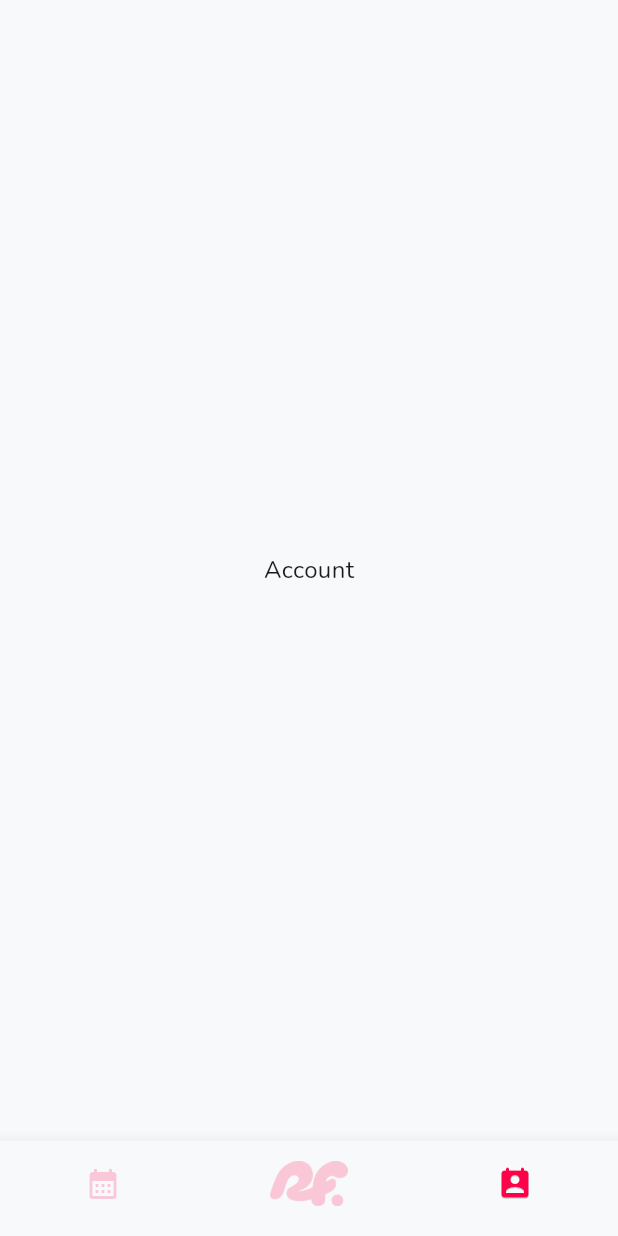
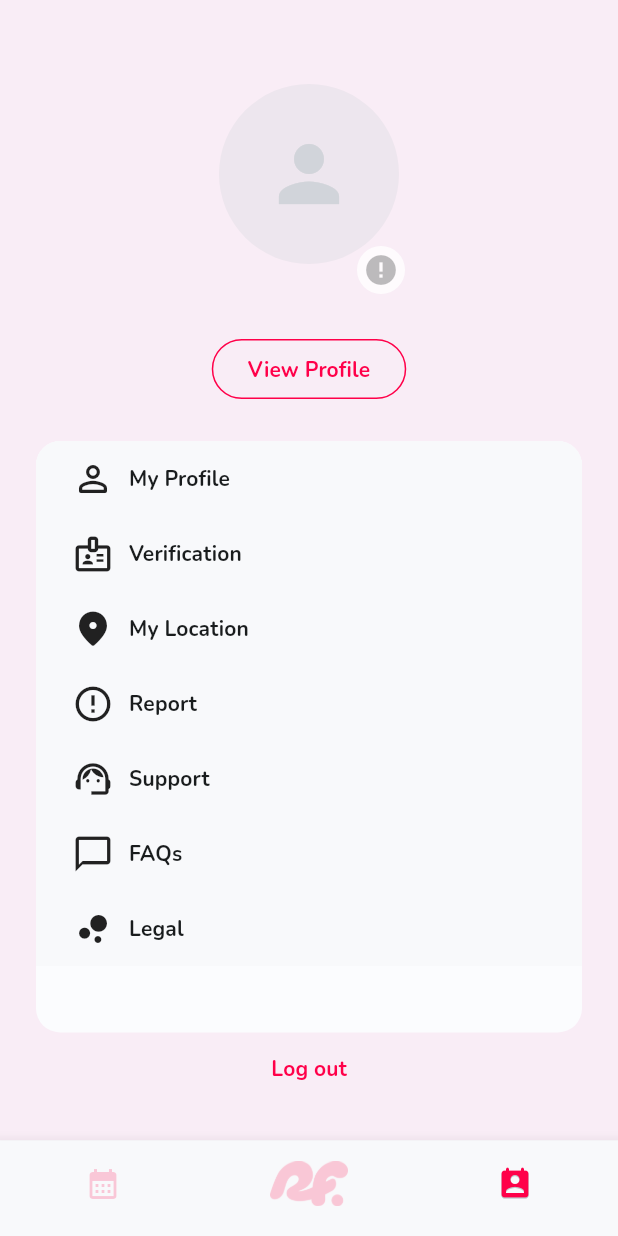
Before and after one commit to redflagsdating/rfd-app, a Flutter app: the PageHome screen opened directly, item 3 of the bottom bar chosen, on a phone screen of 412 x 824 dp. Run offline on Flutter 3.47's test engine with Material 3 defaults, Android fonts, the phone set to English and light mode, and no system bars; our stand-ins replace cloud_firestore, dots_indicator, dotted_border, email_validator, firebase_auth, firebase_core and 15 more; missing offline and left inert: app_settings, flutter_facebook_auth, flutter_flavor, flutter_idensic_mobile_sdk_plugin, textfield_tags; accounts and stored records are empty; generated files the repository leaves out were written again.

Commit message:
MVP-68 Added account setting page

```diff
--- a/lib/app.dart
+++ b/lib/app.dart
@@ -68,6 +68,7 @@ class App extends StatelessWidget {
               theme: ThemeData(
                 fontFamily: 'Nunito',
                 textTheme: typographyTheme,
+                splashColor: lightColorScheme.inversePrimary.withOpacity(0.1),
                 inputDecorationTheme: const InputDecorationTheme(
                   hintStyle: TextStyle(
                     fontStyle: FontStyle.italic,
@@ -78,6 +79,11 @@ class App extends StatelessWidget {
                 badgeTheme: BadgeThemeData(
                   textColor: lightColorScheme.onTertiary,
                   backgroundColor: darkColorScheme.tertiary,
+                ),
+                outlinedButtonTheme: OutlinedButtonThemeData(
+                  style: OutlinedButton.styleFrom(
+                    side: BorderSide(color: lightColorScheme.primary),
+                  ),
                 ),
                 floatingActionButtonTheme: FloatingActionButtonThemeData(
                   foregroundColor: lightColorScheme.onPrimary,
--- a/lib/l10n/intl_en.arb
+++ b/lib/l10n/intl_en.arb
@@ -28,7 +28,7 @@
   "month": "{count, plural, =1{month} other{months}}",
   "year": "{count, plural, =1{year} other{years}}",
   "nonBinary": "Non-Binary",
-  "signOut": "Sign out",
+  "logout": "Log out",
   "brandName": "Red Flags",
   "brandTagLine": "Real talk",
   "termOfService": "Terms of Service",
@@ -126,5 +126,13 @@
   "pgRealTalkBody": "Be real, be vulnerable, be your true self.",
   "pgRedFlagsHeadline": "What are your red flags?",
   "pgGreenFlagsHeadline": "What are your green flags?",
-  "pgSelectFlagsBody": "Add or select from the list up to 3 maximum"
+  "pgSelectFlagsBody": "Add or select from the list up to 3 maximum",
+  "pgAccountViewProfileBtn": "View Profile",
+  "pgAccountMenuProfile": "My Profile",
+  "pgAccountMenuVerify": "Verification",
+  "pgAccountMenuLocation": "My Location",
+  "pgAccountMenuReport": "Report",
+  "pgAccountMenuSupport": "Support",
+  "pgAccountMenuFaq": "FAQs",
+  "pgAccountMenuLegal": "Legal"
 }
--- /dev/null
+++ b/lib/mixins/mixin_file.dart
@@ -0,0 +1,21 @@
+import 'dart:io';
+
+import 'package:path_provider/path_provider.dart';
+
+mixin MixinFile {
+  /// Create a `File` object in the directory [getApplicationDocumentsDirectory]
+  /// based on the [relativePath]
+  ///
+  /// Example:
+  /// - `createFile('images/3hVk8keNCAUJ9UmKVh7OqGl13iI3/photo.jpg')`
+  Future<File> createFileObject(String relativePath) async {
+    final appDocDir = await getApplicationDocumentsDirectory();
+    final file = File('${appDocDir.path}/$relativePath');
+
+    if (!await file.exists()) {
+      await file.create(recursive: true);
+    }
+
+    return file;
+  }
+}
--- /dev/null
+++ b/lib/pages/page_account_settings.dart
@@ -0,0 +1,214 @@
+import 'dart:io';
+
+import 'package:flutter/material.dart';
+import 'package:flutter_gen/gen_l10n/app_localizations.dart';
+import 'package:provider/provider.dart';
+import 'package:red_flags/mixins/mixin_file.dart';
+import 'package:red_flags/services/auth_provider.dart';
+import 'package:red_flags/services/fire_storage_provider.dart';
+import 'package:red_flags/services/logger_provider.dart';
+import 'package:red_flags/services/user_provider.dart';
+
+class PageAccountSettings extends StatefulWidget {
+  const PageAccountSettings({Key? key}) : super(key: key);
+
+  @override
+  State<PageAccountSettings> createState() => _PageAccountSettingsState();
+}
+
+class _PageAccountSettingsState extends State<PageAccountSettings>
+    with MixinFile {
+  File? _avatarImgFile;
+
+  void _initAvatar() async {
+    final userProvider = context.read<UserProvider>();
+    final storageProvider = context.read<FireStorageProvider>();
+    final photoUrl = await userProvider.getPhotoUrl();
+
+    if (photoUrl != null) {
+      _avatarImgFile = await createFileObject(photoUrl);
+
+      /// Download photo from Firebase storage when photo is cached at local,
+      /// such as logged in on a different device.
+      if (_avatarImgFile?.lengthSync() == 0) {
+        storageProvider.rootRef
+            .child(photoUrl)
+            .writeToFile(_avatarImgFile!)
+            .whenComplete(() => setState(() {}));
+      } else {
+        setState(() {});
+      }
+    }
+  }
+
+  @override
+  void initState() {
+    _initAvatar();
+    super.initState();
+  }
+
+  @override
+  Widget build(BuildContext context) {
+    final theme = Theme.of(context);
+    final l10n = AppLocalizations.of(context);
+    final userProvider = Provider.of<UserProvider>(context);
+    final logger = context.read<LoggerProvider>().logger;
+    final authProvider = context.read<AuthProvider>();
+    final menuItems = [
+      {
+        "icon": const Icon(Icons.person_outline_rounded, size: 28),
+        "label": l10n!.pgAccountMenuProfile,
+      },
+      {
+        "icon": const Icon(Icons.badge_outlined, size: 28),
+        "label": l10n.pgAccountMenuVerify
+      },
+      {
+        "icon": const Icon(Icons.location_on_rounded, size: 28),
+        "label": l10n.pgAccountMenuLocation
+      },
+      {
+        "icon": const Icon(Icons.error_outline_sharp, size: 28),
+        "label": l10n.pgAccountMenuReport
+      },
+      {
+        "icon": const Icon(Icons.support_agent_outlined, size: 28),
+        "label": l10n.pgAccountMenuSupport
+      },
+      {
+        "icon": const Icon(Icons.chat_bubble_outline, size: 28),
+        "label": l10n.pgAccountMenuFaq
+      },
+      {
+        "icon": const Icon(Icons.bubble_chart, size: 28),
+        "label": l10n.pgAccountMenuLegal
+      },
+    ];
+
+    return Container(
+      padding: const EdgeInsets.all(24),
+      color: theme.colorScheme.inversePrimary.withOpacity(0.2),
+      alignment: Alignment.center,
+      child: Column(
+        children: [
+          const SizedBox(height: 32),
+          ListenableBuilder(
+            listenable: userProvider,
+            builder: (context, _) {
+              final verified = userProvider.getVerifiedCache();
+              final verifySubmitted = userProvider.getVerifySubmittedCache();
+
+              return Badge(
+                largeSize: 32,
+                backgroundColor: theme.colorScheme.onSecondary.withOpacity(0.8),
+                alignment: Alignment.bottomRight,
+                label: verifySubmitted != true
+                    ? const Icon(
+                        Icons.error,
+                        color: Colors.black26,
+                      )
+                    : verified == true
+                        ? Icon(
+                            Icons.verified,
+                            color: Colors.green.shade400,
+                          )
+                        : Icon(
+                            Icons.access_time_filled_rounded,
+                            color: theme.colorScheme.tertiary,
+                          ),
+                child: _avatarImgFile != null
+                    ? CircleAvatar(
+                        maxRadius: 60,
+                        minRadius: 60,
+                        backgroundImage: FileImage(_avatarImgFile as File),
+                        onBackgroundImageError: (exception, stackTrace) {
+                          logger.e(exception, time: DateTime.now());
+                        },
+                      )
+                    : CircleAvatar(
+                        maxRadius: 60,
+                        minRadius: 60,
+                        backgroundColor:
+                            theme.colorScheme.outlineVariant.withOpacity(0.2),
+                        child: Icon(
+                          Icons.person,
+                          color:
+                              theme.colorScheme.outlineVariant.withOpacity(0.6),
+                          size: 60,
+                        ),
+                      ),
+              );
+            },
+          ),
+          const SizedBox(height: 16),
+          ListenableBuilder(
+            listenable: userProvider,
+            builder: (context, _) {
+              final firstName = userProvider.getFirstNameCache();
+              final lastName = userProvider.getLastNameCache();
+
+              return Text(
+                '$firstName $lastName',
+                style: theme.textTheme.titleLarge,
+              );
+            },
+          ),
+          const SizedBox(height: 2),
+          OutlinedButton(
+            onPressed: () {
+              // TODO
+            },
+            child: Text(l10n.pgAccountViewProfileBtn),
+          ),
+          const SizedBox(height: 24),
+          Expanded(
+            child: Container(
+                width: double.infinity,
+                clipBehavior: Clip.hardEdge,
+                decoration: BoxDecoration(
+                  color: theme.colorScheme.background,
+                  borderRadius: BorderRadius.circular(16),
+                ),
+                child: MediaQuery.removePadding(
+                  context: context,
+                  removeTop: true,
+                  child: ListView.builder(
+                    itemCount: menuItems.length,
+                    itemBuilder: (context, index) {
+                      return Material(
+                        child: InkWell(
+                          onTap: () {
+                            // TODO
+                          },
+                          child: Container(
+                            height: 50,
+                            padding: const EdgeInsets.symmetric(horizontal: 24),
+                            child: Row(
+                              crossAxisAlignment: CrossAxisAlignment.center,
+                              children: [
+                                menuItems[index]['icon'] as Widget,
+                                const SizedBox(width: 10),
+                                Text(
+                                  menuItems[index]['label'] as String,
+                                  style: theme.textTheme.labelLarge,
+                                ),
+                              ],
+                            ),
+                          ),
+                        ),
+                      );
+                    },
+                  ),
+                )),
+          ),
+          TextButton(
+            onPressed: () {
+              authProvider.handleSignOut();
+            },
+            child: Text(l10n.logout),
+          )
+        ],
+      ),
+    );
+  }
+}
--- a/lib/pages/page_home.dart
+++ b/lib/pages/page_home.dart
@@ -1,5 +1,6 @@
 import 'package:flutter/material.dart';
 import 'package:flutter_gen/gen_l10n/app_localizations.dart';
+import 'package:red_flags/pages/page_account_settings.dart';
 import 'package:red_flags/widgets/animation/slide_transition_switcher.dart';
 
 class PageHome extends StatefulWidget {
@@ -17,24 +18,22 @@ class _PageHomeState extends State<PageHome> {
   Widget build(BuildContext context) {
     final theme = Theme.of(context);
     final l10n = AppLocalizations.of(context);
+    // For animation mainly
+    final bodyKey = ValueKey(_currentIndex);
 
     return Scaffold(
       body: SlideTransitionSwitcher(
         reverse: _reverse,
         child: _currentIndex == 0
             ? Container(
-                key: ValueKey(_currentIndex),
+                key: bodyKey,
                 alignment: Alignment.center,
                 child: Text(l10n!.calendar),
               )
             : _currentIndex == 2
-                ? Container(
-                    key: ValueKey(_currentIndex),
-                    alignment: Alignment.center,
-                    child: Text(l10n!.account),
-                  )
+                ? PageAccountSettings(key: bodyKey)
                 : Container(
-                    key: ValueKey(_currentIndex),
+                    key: bodyKey,
                     alignment: Alignment.center,
                     child: Text(l10n!.home),
                   ),
@@ -57,7 +56,7 @@ class _PageHomeState extends State<PageHome> {
           BottomNavigationBarItem(
             icon: Icon(
               Icons.calendar_month,
-              semanticLabel: l10n.calendar,
+              semanticLabel: l10n!.calendar,
             ),
             label: l10n.calendar,
           ),
--- a/lib/services/fire_storage_provider.dart
+++ b/lib/services/fire_storage_provider.dart
@@ -9,8 +9,9 @@ class FireStorageProvider {
   FireStorageProvider({required this.userProvider}) {
     _rootRef = FirebaseStorage.instance.ref();
   }
+  final UserProvider userProvider;
 
-  final UserProvider userProvider;
+  Reference get rootRef => _rootRef;
 
   // Storage references of the current authenticated user id
   Reference get imgStorageRef => _rootRef.child(_getImagesPath());
--- a/lib/widgets/card_image_picker.dart
+++ b/lib/widgets/card_image_picker.dart
@@ -8,8 +8,8 @@ import 'package:flutter_gen/gen_l10n/app_localizations.dart';
 import 'package:image_cropper/image_cropper.dart';
 import 'package:image_picker/image_picker.dart';
 import 'package:logger/logger.dart';
-import 'package:path_provider/path_provider.dart';
 import 'package:provider/provider.dart';
+import 'package:red_flags/mixins/mixin_file.dart';
 import 'package:red_flags/services/fire_storage_provider.dart';
 import 'package:red_flags/services/logger_provider.dart';
 import 'package:red_flags/services/user_provider.dart';
@@ -31,7 +31,7 @@ class CardImagePicker extends StatefulWidget {
   State<CardImagePicker> createState() => _CardImagePickerState();
 }
 
-class _CardImagePickerState extends State<CardImagePicker> {
+class _CardImagePickerState extends State<CardImagePicker> with MixinFile {
   File? _file;
   XFile? _xFile;
   Reference? _imageRef;
@@ -54,19 +54,6 @@ class _CardImagePickerState extends State<CardImagePicker> {
     });
   }
 
-  Future<String> _getLocalFilePath() async {
-    final appDocDir = await getApplicationDocumentsDirectory();
-    final dir = Directory(
-      '${appDocDir.path}/${_imageRef?.parent?.fullPath}',
-    );
-
-    if (!await dir.exists()) {
-      await dir.create(recursive: true);
-    }
-
-    return "${dir.path}/${_imageRef?.name}";
-  }
-
   Future<void> _setSpotlightPhoto() async {
     await context.read<UserProvider>().setPhotoUrl(
           _imageRef!.fullPath,
@@ -75,7 +62,8 @@ class _CardImagePickerState extends State<CardImagePicker> {
         );
 
     // Async write to app doc directory as no dependency
-    _imageRef!.writeToFile(File(await _getLocalFilePath()));
+    _imageRef!
+        .writeToFile(await createFileObject(_imageRef?.fullPath as String));
   }
 
   Future<bool> _isSpotlightPhoto() async {
@@ -92,7 +80,7 @@ class _CardImagePickerState extends State<CardImagePicker> {
     await _file?.delete();
 
     // Ensure to delete cache version in application document directory
-    final file = File(await _getLocalFilePath());
+    final file = await createFileObject(_imageRef?.fullPath as String);
 
     if (file.existsSync()) {
       await file.delete();
@@ -120,7 +108,7 @@ class _CardImagePickerState extends State<CardImagePicker> {
     }
 
     _imageRef = widget.imageRef;
-    _file = File(await _getLocalFilePath());
+    _file = await createFileObject(_imageRef?.fullPath as String);
 
     final downloadTask = widget.imageRef!.writeToFile(_file!);
     downloadTask.snapshotEvents.listen((taskSnapshot) {
--- a/lib/widgets/label_kyc_status.dart
+++ b/lib/widgets/label_kyc_status.dart
@@ -29,7 +29,7 @@ class _LabelKycStatusState extends State<LabelKycStatus> {
 
       case SNSMobileSDKStatus.Pending:
         color = theme.colorScheme.tertiary;
-        icon = Icon(Icons.pending, color: color);
+        icon = Icon(Icons.access_time_filled_rounded, color: color);
         label = l10n.pending;
         break;
 
```
Also changed, not shown: 1 other file.
